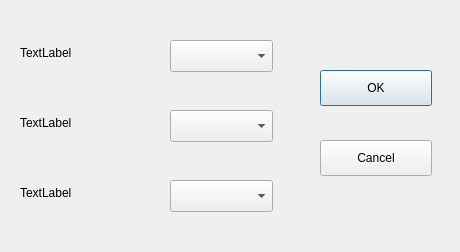
Above: res/settings.ui from prashlkam/linux-voice-assistant-gui before the change. Below: the same form after it.
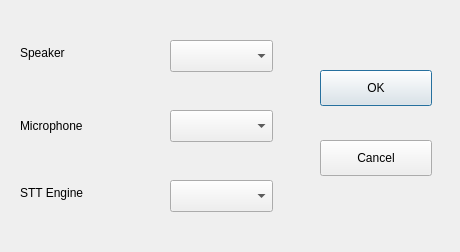
That is the form after the change.

```diff
--- a/res/settings.ui
+++ b/res/settings.ui
@@ -23,7 +23,7 @@
     </rect>
    </property>
    <property name="text">
-    <string>TextLabel</string>
+    <string>Speaker</string>
    </property>
   </widget>
   <widget class="QLabel" name="label_2">
@@ -31,12 +31,12 @@
     <rect>
      <x>20</x>
      <y>110</y>
-     <width>80</width>
-     <height>26</height>
+     <width>131</width>
+     <height>31</height>
     </rect>
    </property>
    <property name="text">
-    <string>TextLabel</string>
+    <string>Microphone</string>
    </property>
   </widget>
   <widget class="QLabel" name="label_3">
@@ -44,12 +44,12 @@
     <rect>
      <x>20</x>
      <y>180</y>
-     <width>80</width>
+     <width>111</width>
      <height>26</height>
     </rect>
    </property>
    <property name="text">
-    <string>TextLabel</string>
+    <string>STT Engine</string>
    </property>
   </widget>
   <widget class="QComboBox" name="comboBox">
```
